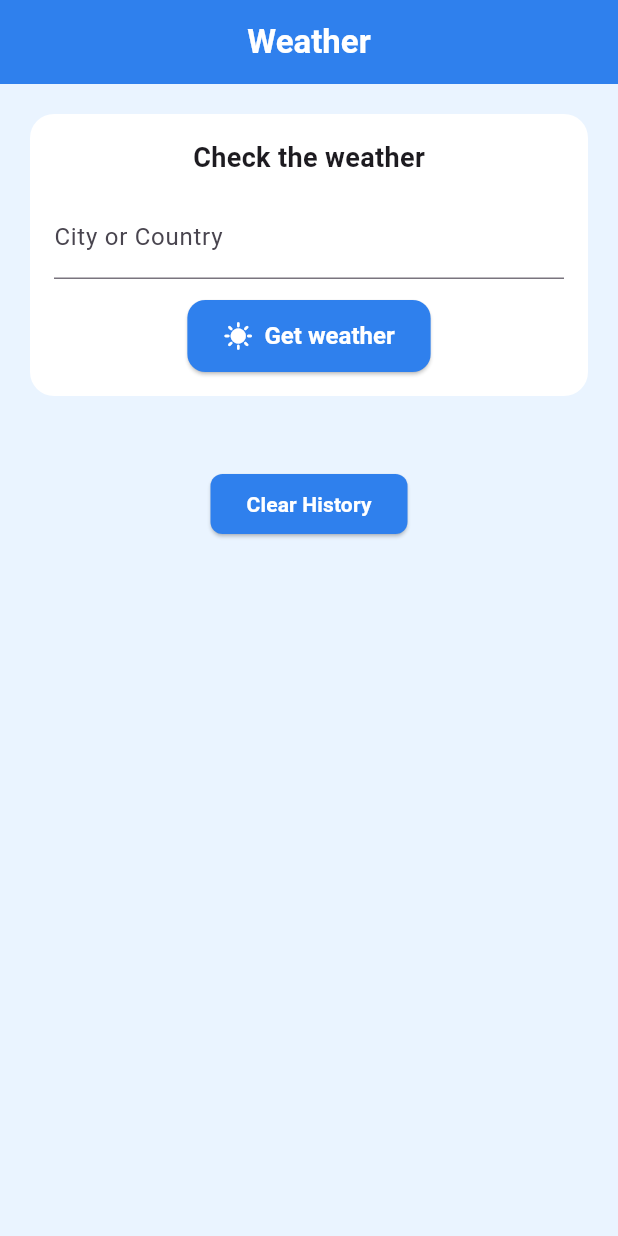
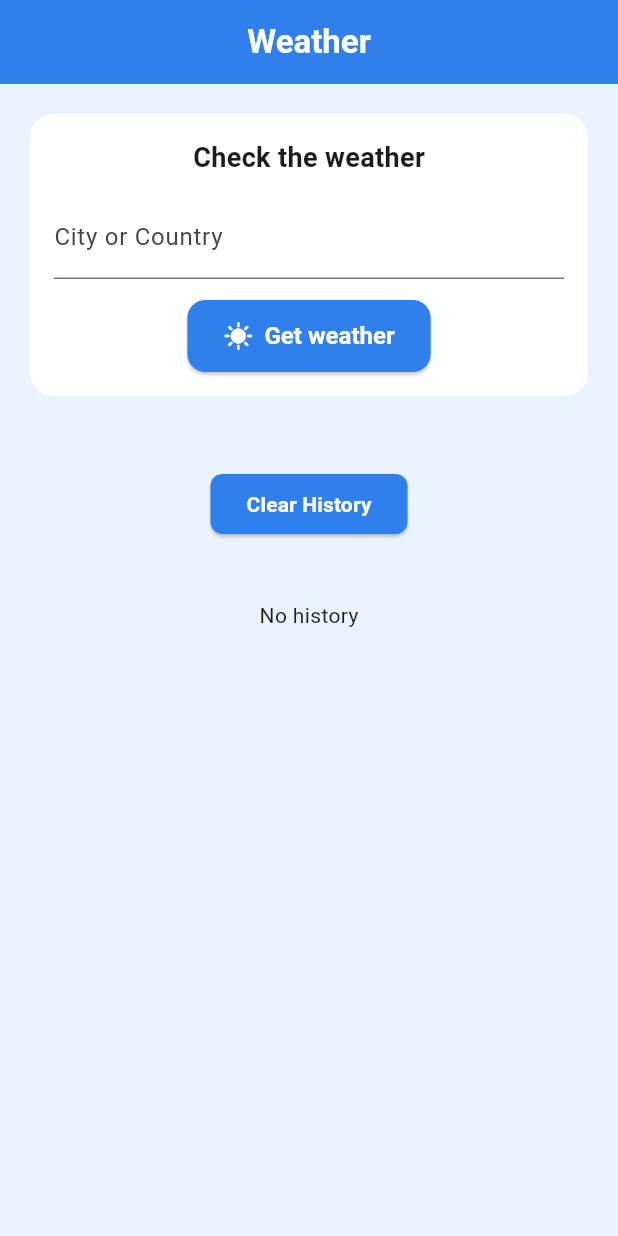
Before and after one commit to SargisKhachikyan/weather_project, a Flutter app: the screen it shows after launch, on a phone screen of 412 x 824 dp. Run offline on Flutter 3.47's test engine with Material 3 defaults, Android fonts, the phone set to English and light mode, and no system bars; our stand-ins replace connectivity_plus, flutter_bloc, get_it, sqflite, weather_icons; accounts and stored records are empty.

Commit message:
reset all Albert changes,fix history list

```diff
--- a/lib/home_page/home_page.dart
+++ b/lib/home_page/home_page.dart
@@ -20,6 +20,12 @@ class MyHomePage extends StatefulWidget {
 
 class _MyHomePageState extends State<MyHomePage> {
   final TextEditingController cityController = TextEditingController();
+
+  @override
+  void initState() {
+    super.initState();
+    context.read<WeatherBloc>().add(LoadWeatherEvent(''));
+  }
 
   @override
   Widget build(BuildContext context) {
@@ -118,21 +124,21 @@ class _MyHomePageState extends State<MyHomePage> {
                     ),
                     const SizedBox(height: 24),
                     WeatherSearchHistoryButtonClear(),
-                    // const SizedBox(height: 24),
-                    // BlocBuilder<WeatherBloc, WeatherState>(
-                    //   builder: (context, state) {
-                    //     final history = state.weatherHistory;
+                    const SizedBox(height: 24),
+                    BlocBuilder<WeatherBloc, WeatherState>(
+                      builder: (context, state) {
+                        final history = state.weatherHistory;
 
-                    //     if (history.isEmpty) {
-                    //       return const Padding(
-                    //         padding: EdgeInsets.symmetric(vertical: 16),
-                    //         child: Text('No history'),
-                    //       );
-                    //     }
+                        if (history.isEmpty) {
+                          return const Padding(
+                            padding: EdgeInsets.symmetric(vertical: 16),
+                            child: Text('No history'),
+                          );
+                        }
 
-                    //     return WeatherSearchHistoryList();
-                    //   },
-                    // ),
+                        return WeatherSearchHistoryList();
+                      },
+                    ),
                   ],
                 ),
               ),
--- a/lib/home_page/state/weather_bloc.dart
+++ b/lib/home_page/state/weather_bloc.dart
@@ -34,26 +34,37 @@ class WeatherBloc extends Bloc<WeatherEvents, WeatherState> {
           //Get Map<String, Object?> city weather data
         }
 
+        final history = await database.getAllCountries();
+
         emit(WeatherState(
           status: WeatherStatusEnum.loaded,
           data: data,
+          weatherHistory: history, // добавлено
         ));
       } catch (error) {
         emit(WeatherState(
             status: WeatherStatusEnum.error, errorMessage: error.toString()));
       }
     });
+
     on<LoadWeatherEvent>((event, emit) async {
-      emit(WeatherState(status: WeatherStatusEnum.loading));
-      final data = await repository.getAllData(event.location);
-      final history = await database.getAllCountries();
+      try {
+        emit(state.copyWith(status: WeatherStatusEnum.loading));
 
-      emit(WeatherState(
-        status: WeatherStatusEnum.loaded,
-        data: data,
-        weatherHistory: history,
-      ));
+        final history = await database.getAllCountries();
+
+        emit(state.copyWith(
+          status: WeatherStatusEnum.loaded,
+          weatherHistory: history,
+        ));
+      } catch (e) {
+        emit(state.copyWith(
+          status: WeatherStatusEnum.error,
+          errorMessage: e.toString(),
+        ));
+      }
     });
+
     on<ClearAll>((event, emit) async {
       await database.clearAll();
       emit(WeatherState(
--- a/lib/main.dart
+++ b/lib/main.dart
@@ -1,5 +1,7 @@
 import 'package:flutter/material.dart';
+import 'package:flutter_bloc/flutter_bloc.dart'; // добавлено
 import 'package:weather_project/home_page/home_page.dart';
+import 'package:weather_project/home_page/state/weather_bloc.dart'; // добавлено
 import 'package:weather_project/service/locator/locator.dart';
 
 void main() async {
@@ -13,9 +15,12 @@ class MyApp extends StatelessWidget {
 
   @override
   Widget build(BuildContext context) {
-    return MaterialApp(
-      debugShowCheckedModeBanner: false,
-      home: MyHomePage(),
+    return BlocProvider<WeatherBloc>(
+      create: (_) => weatherGetIt.get<WeatherBloc>(),
+      child: MaterialApp(
+        debugShowCheckedModeBanner: false,
+        home: const MyHomePage(),
+      ),
     );
   }
 }
--- a/lib/service/weather_api/weather_api.dart
+++ b/lib/service/weather_api/weather_api.dart
@@ -4,7 +4,7 @@ import 'package:weather_project/models/weather_model.dart';
 
 class WeatherApi {
   static const String _baseUrl = 'https://api.weatherstack.com/current';
-  static const String _apiKey = '1d4ba8d1fea48bf1e39b6007ae79d2d0';
+  static const String _apiKey = '19c791bd56d3f374a276d8961d45f7f7';
 
   Future<WeatherModel> getWeather(String city) async {
     final response =
--- a/lib/service/weather_database/weather_database.dart
+++ b/lib/service/weather_database/weather_database.dart
@@ -10,7 +10,7 @@ class WeatherDatabase {
       final path = join(await getDatabasesPath(), 'weather.db');
       _db = await openDatabase(
         path,
-        version: 1,
+        version: 2,
         onCreate: (db, version) async {
           await db.execute('''
           CREATE TABLE weather_info (
@@ -27,6 +27,7 @@ class WeatherDatabase {
 
       return true;
     } catch (e) {
+      print('Error initializing database: $e   (try catch)');
       return false;
     }
   }
@@ -36,7 +37,6 @@ class WeatherDatabase {
       tableName,
       json,
     );
-
   }
 
   Future<List<Map<String, dynamic>>> getAllCountries() async {
```
Also changed, not shown: lib/home_page/presentation/widgets/weather_search_history_list.dart (+8 -5 lines), lib/models/weather_info_model.dart (added, +13 -0 lines).
